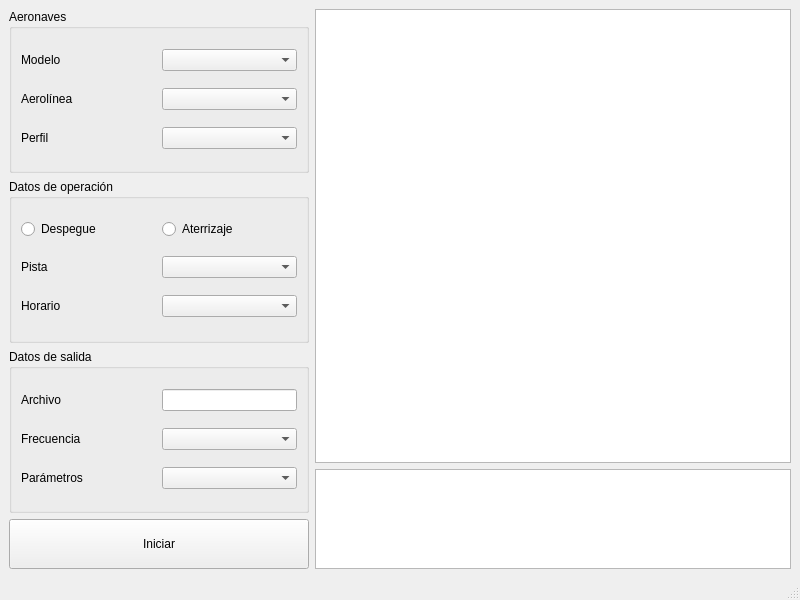
Qt form interfazprincipal.ui (IgnacioOchoa/SimAerop) before a commit.
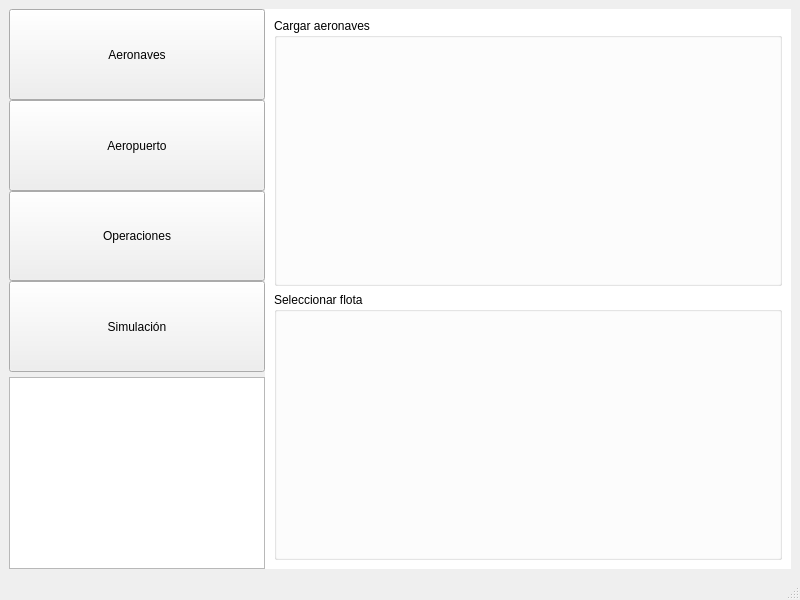
The same form after that commit.

What changed in the file:
```diff
--- a/interfazprincipal.ui
+++ b/interfazprincipal.ui
@@ -15,230 +15,77 @@
   </property>
   <widget class="QWidget" name="centralwidget">
    <layout class="QHBoxLayout" name="horizontalLayout">
+    <property name="spacing">
+     <number>0</number>
+    </property>
     <item>
-     <layout class="QVBoxLayout" name="verticalLayout_2">
+     <layout class="QVBoxLayout" name="verticalLayout_3">
       <item>
-       <widget class="QGroupBox" name="groupBox">
-        <property name="sizePolicy">
-         <sizepolicy hsizetype="Preferred" vsizetype="Preferred">
-          <horstretch>0</horstretch>
-          <verstretch>0</verstretch>
-         </sizepolicy>
+       <layout class="QVBoxLayout" name="verticalLayout">
+        <property name="spacing">
+         <number>0</number>
         </property>
-        <property name="minimumSize">
-         <size>
-          <width>300</width>
-          <height>0</height>
-         </size>
+        <property name="bottomMargin">
+         <number>5</number>
         </property>
-        <property name="maximumSize">
-         <size>
-          <width>500</width>
-          <height>16777215</height>
-         </size>
-        </property>
-        <property name="title">
-         <string>Aeronaves</string>
-        </property>
-        <layout class="QVBoxLayout" name="verticalLayout_3">
-         <item>
-          <layout class="QHBoxLayout" name="horizontalLayout_2">
-           <item>
-            <widget class="QLabel" name="label">
-             <property name="text">
-              <string>Modelo</string>
-             </property>
-            </widget>
-           </item>
-           <item>
-            <widget class="QComboBox" name="comboBox"/>
-           </item>
-          </layout>
-         </item>
-         <item>
-          <layout class="QHBoxLayout" name="horizontalLayout_3">
-           <item>
-            <widget class="QLabel" name="label_2">
-             <property name="text">
-              <string>Aerolínea</string>
-             </property>
-            </widget>
-           </item>
-           <item>
-            <widget class="QComboBox" name="comboBox_2"/>
-           </item>
-          </layout>
-         </item>
-         <item>
-          <layout class="QHBoxLayout" name="horizontalLayout_4">
-           <item>
-            <widget class="QLabel" name="label_3">
-             <property name="text">
-              <string>Perfil</string>
-             </property>
-            </widget>
-           </item>
-           <item>
-            <widget class="QComboBox" name="comboBox_3"/>
-           </item>
-          </layout>
-         </item>
-        </layout>
-       </widget>
+        <item>
+         <widget class="QPushButton" name="pbAeronaves">
+          <property name="sizePolicy">
+           <sizepolicy hsizetype="Minimum" vsizetype="Expanding">
+            <horstretch>0</horstretch>
+            <verstretch>0</verstretch>
+           </sizepolicy>
+          </property>
+          <property name="text">
+           <string>Aeronaves</string>
+          </property>
+         </widget>
+        </item>
+        <item>
+         <widget class="QPushButton" name="pbAeropuerto">
+          <property name="sizePolicy">
+           <sizepolicy hsizetype="Minimum" vsizetype="Expanding">
+            <horstretch>0</horstretch>
+            <verstretch>0</verstretch>
+           </sizepolicy>
+          </property>
+          <property name="text">
+           <string>Aeropuerto</string>
+          </property>
+         </widget>
+        </item>
+        <item>
+         <widget class="QPushButton" name="pbOperaciones">
+          <property name="sizePolicy">
+           <sizepolicy hsizetype="Minimum" vsizetype="Expanding">
+            <horstretch>0</horstretch>
+            <verstretch>0</verstretch>
+           </sizepolicy>
+          </property>
+          <property name="text">
+           <string>Operaciones</string>
+          </property>
+         </widget>
+        </item>
+        <item>
+         <widget class="QPushButton" name="pbSimulacion">
+          <property name="sizePolicy">
+           <sizepolicy hsizetype="Minimum" vsizetype="Expanding">
+            <horstretch>0</horstretch>
+            <verstretch>0</verstretch>
+           </sizepolicy>
+          </property>
+          <property name="text">
+           <string>Simulación</string>
+          </property>
+         </widget>
+        </item>
+       </layout>
       </item>
       <item>
-       <widget class="QGroupBox" name="groupBox_2">
+       <widget class="QPlainTextEdit" name="plainTextEdit">
         <property name="sizePolicy">
          <sizepolicy hsizetype="Preferred" vsizetype="Preferred">
-          <horstretch>0</horstretch>
-          <verstretch>0</verstretch>
-         </sizepolicy>
-        </property>
-        <property name="minimumSize">
-         <size>
-          <width>300</width>
-          <height>0</height>
-         </size>
-        </property>
-        <property name="maximumSize">
-         <size>
-          <width>500</width>
-          <height>16777215</height>
-         </size>
-        </property>
-        <property name="title">
-         <string>Datos de operación</string>
-        </property>
-        <layout class="QVBoxLayout" name="verticalLayout_4">
-         <item>
-          <layout class="QHBoxLayout" name="horizontalLayout_5">
-           <item>
-            <widget class="QRadioButton" name="radioButton">
-             <property name="text">
-              <string>Despegue</string>
-             </property>
-            </widget>
-           </item>
-           <item>
-            <widget class="QRadioButton" name="radioButton_2">
-             <property name="text">
-              <string>Aterrizaje</string>
-             </property>
-            </widget>
-           </item>
-          </layout>
-         </item>
-         <item>
-          <layout class="QHBoxLayout" name="horizontalLayout_6">
-           <item>
-            <widget class="QLabel" name="label_4">
-             <property name="text">
-              <string>Pista</string>
-             </property>
-            </widget>
-           </item>
-           <item>
-            <widget class="QComboBox" name="comboBox_4"/>
-           </item>
-          </layout>
-         </item>
-         <item>
-          <layout class="QHBoxLayout" name="horizontalLayout_7">
-           <item>
-            <widget class="QLabel" name="label_5">
-             <property name="text">
-              <string>Horario</string>
-             </property>
-            </widget>
-           </item>
-           <item>
-            <widget class="QComboBox" name="comboBox_5"/>
-           </item>
-          </layout>
-         </item>
-        </layout>
-       </widget>
-      </item>
-      <item>
-       <widget class="QGroupBox" name="groupBox_3">
-        <property name="sizePolicy">
-         <sizepolicy hsizetype="Preferred" vsizetype="Preferred">
-          <horstretch>0</horstretch>
-          <verstretch>0</verstretch>
-         </sizepolicy>
-        </property>
-        <property name="minimumSize">
-         <size>
-          <width>300</width>
-          <height>0</height>
-         </size>
-        </property>
-        <property name="maximumSize">
-         <size>
-          <width>500</width>
-          <height>16777215</height>
-         </size>
-        </property>
-        <property name="title">
-         <string>Datos de salida</string>
-        </property>
-        <layout class="QVBoxLayout" name="verticalLayout_5">
-         <item>
-          <layout class="QHBoxLayout" name="horizontalLayout_8">
-           <item>
-            <widget class="QLabel" name="label_6">
-             <property name="text">
-              <string>Archivo</string>
-             </property>
-            </widget>
-           </item>
-           <item>
-            <widget class="QLineEdit" name="lineEdit">
-             <property name="sizePolicy">
-              <sizepolicy hsizetype="Preferred" vsizetype="Fixed">
-               <horstretch>0</horstretch>
-               <verstretch>0</verstretch>
-              </sizepolicy>
-             </property>
-            </widget>
-           </item>
-          </layout>
-         </item>
-         <item>
-          <layout class="QHBoxLayout" name="horizontalLayout_9">
-           <item>
-            <widget class="QLabel" name="label_7">
-             <property name="text">
-              <string>Frecuencia</string>
-             </property>
-            </widget>
-           </item>
-           <item>
-            <widget class="QComboBox" name="comboBox_6"/>
-           </item>
-          </layout>
-         </item>
-         <item>
-          <layout class="QHBoxLayout" name="horizontalLayout_10">
-           <item>
-            <widget class="QLabel" name="label_8">
-             <property name="text">
-              <string>Parámetros</string>
-             </property>
-            </widget>
-           </item>
-           <item>
-            <widget class="QComboBox" name="comboBox_7"/>
-           </item>
-          </layout>
-         </item>
-        </layout>
-       </widget>
-      </item>
-      <item>
-       <widget class="QPushButton" name="BT_iniciarSimulacion">
-        <property name="sizePolicy">
-         <sizepolicy hsizetype="Minimum" vsizetype="Preferred">
           <horstretch>0</horstretch>
           <verstretch>0</verstretch>
          </sizepolicy>
@@ -246,38 +93,429 @@
         <property name="maximumSize">
          <size>
           <width>16777215</width>
-          <height>50</height>
+          <height>16777215</height>
          </size>
         </property>
-        <property name="text">
-         <string>Iniciar</string>
-        </property>
        </widget>
       </item>
      </layout>
     </item>
     <item>
-     <layout class="QVBoxLayout" name="verticalLayout">
-      <item>
-       <widget class="QGraphicsView" name="graphicsView"/>
-      </item>
-      <item>
-       <widget class="QTextBrowser" name="textBrowser">
-        <property name="sizePolicy">
-         <sizepolicy hsizetype="Expanding" vsizetype="Preferred">
-          <horstretch>0</horstretch>
-          <verstretch>0</verstretch>
-         </sizepolicy>
-        </property>
-        <property name="maximumSize">
-         <size>
-          <width>16777215</width>
-          <height>100</height>
-         </size>
-        </property>
-       </widget>
-      </item>
-     </layout>
+     <widget class="QStackedWidget" name="stackedWidget">
+      <property name="sizePolicy">
+       <sizepolicy hsizetype="Expanding" vsizetype="Expanding">
+        <horstretch>0</horstretch>
+        <verstretch>0</verstretch>
+       </sizepolicy>
+      </property>
+      <property name="baseSize">
+       <size>
+        <width>0</width>
+        <height>0</height>
+       </size>
+      </property>
+      <property name="palette">
+       <palette>
+        <active>
+         <colorrole role="Base">
+          <brush brushstyle="SolidPattern">
+           <color alpha="255">
+            <red>255</red>
+            <green>255</green>
+            <blue>255</blue>
+           </color>
+          </brush>
+         </colorrole>
+         <colorrole role="Window">
+          <brush brushstyle="SolidPattern">
+           <color alpha="255">
+            <red>255</red>
+            <green>255</green>
+            <blue>255</blue>
+           </color>
+          </brush>
+         </colorrole>
+        </active>
+        <inactive>
+         <colorrole role="Base">
+          <brush brushstyle="SolidPattern">
+           <color alpha="255">
+            <red>255</red>
+            <green>255</green>
+            <blue>255</blue>
+           </color>
+          </brush>
+         </colorrole>
+         <colorrole role="Window">
+          <brush brushstyle="SolidPattern">
+           <color alpha="255">
+            <red>255</red>
+            <green>255</green>
+            <blue>255</blue>
+           </color>
+          </brush>
+         </colorrole>
+        </inactive>
+        <disabled>
+         <colorrole role="Base">
+          <brush brushstyle="SolidPattern">
+           <color alpha="255">
+            <red>255</red>
+            <green>255</green>
+            <blue>255</blue>
+           </color>
+          </brush>
+         </colorrole>
+         <colorrole role="Window">
+          <brush brushstyle="SolidPattern">
+           <color alpha="255">
+            <red>255</red>
+            <green>255</green>
+            <blue>255</blue>
+           </color>
+          </brush>
+         </colorrole>
+        </disabled>
+       </palette>
+      </property>
+      <property name="layoutDirection">
+       <enum>Qt::LeftToRight</enum>
+      </property>
+      <property name="autoFillBackground">
+       <bool>true</bool>
+      </property>
+      <property name="frameShape">
+       <enum>QFrame::NoFrame</enum>
+      </property>
+      <property name="frameShadow">
+       <enum>QFrame::Plain</enum>
+      </property>
+      <property name="lineWidth">
+       <number>0</number>
+      </property>
+      <property name="midLineWidth">
+       <number>0</number>
+      </property>
+      <property name="currentIndex">
+       <number>0</number>
+      </property>
+      <widget class="QWidget" name="paginaAeronaves">
+       <property name="sizePolicy">
+        <sizepolicy hsizetype="Expanding" vsizetype="Expanding">
+         <horstretch>0</horstretch>
+         <verstretch>0</verstretch>
+        </sizepolicy>
+       </property>
+       <property name="palette">
+        <palette>
+         <active>
+          <colorrole role="Base">
+           <brush brushstyle="SolidPattern">
+            <color alpha="255">
+             <red>255</red>
+             <green>255</green>
+             <blue>255</blue>
+            </color>
+           </brush>
+          </colorrole>
+          <colorrole role="Window">
+           <brush brushstyle="SolidPattern">
+            <color alpha="255">
+             <red>255</red>
+             <green>255</green>
+             <blue>255</blue>
+            </color>
+           </brush>
+          </colorrole>
+         </active>
+         <inactive>
+          <colorrole role="Base">
+           <brush brushstyle="SolidPattern">
+            <color alpha="255">
+             <red>255</red>
+             <green>255</green>
+             <blue>255</blue>
+            </color>
+           </brush>
+          </colorrole>
+          <colorrole role="Window">
+           <brush brushstyle="SolidPattern">
+            <color alpha="255">
+             <red>255</red>
+             <green>255</green>
+             <blue>255</blue>
+            </color>
+           </brush>
+          </colorrole>
+         </inactive>
+         <disabled>
+          <colorrole role="Base">
+           <brush brushstyle="SolidPattern">
+            <color alpha="255">
+             <red>255</red>
+             <green>255</green>
+             <blue>255</blue>
+            </color>
+           </brush>
+          </colorrole>
+          <colorrole role="Window">
+           <brush brushstyle="SolidPattern">
+            <color alpha="255">
+             <red>255</red>
+             <green>255</green>
+             <blue>255</blue>
+            </color>
+           </brush>
+          </colorrole>
+         </disabled>
+        </palette>
+       </property>
+       <property name="autoFillBackground">
+        <bool>true</bool>
+       </property>
+       <layout class="QVBoxLayout" name="verticalLayout_2">
+        <item>
+         <widget class="QGroupBox" name="groupBox">
+          <property name="title">
+           <string>Cargar aeronaves</string>
+          </property>
+         </widget>
+        </item>
+        <item>
+         <widget class="QGroupBox" name="groupBox_2">
+          <property name="title">
+           <string>Seleccionar flota</string>
+          </property>
+         </widget>
+        </item>
+       </layout>
+      </widget>
+      <widget class="QWidget" name="paginaAeropuerto">
+       <property name="palette">
+        <palette>
+         <active>
+          <colorrole role="Base">
+           <brush brushstyle="SolidPattern">
+            <color alpha="255">
+             <red>255</red>
+             <green>255</green>
+             <blue>255</blue>
+            </color>
+           </brush>
+          </colorrole>
+          <colorrole role="Window">
+           <brush brushstyle="SolidPattern">
+            <color alpha="255">
+             <red>255</red>
+             <green>255</green>
+             <blue>255</blue>
+            </color>
+           </brush>
+          </colorrole>
+         </active>
+         <inactive>
+          <colorrole role="Base">
+           <brush brushstyle="SolidPattern">
+            <color alpha="255">
+             <red>255</red>
+             <green>255</green>
+             <blue>255</blue>
+            </color>
+           </brush>
+          </colorrole>
+          <colorrole role="Window">
+           <brush brushstyle="SolidPattern">
+            <color alpha="255">
+             <red>255</red>
+             <green>255</green>
+             <blue>255</blue>
+            </color>
+           </brush>
+          </colorrole>
+         </inactive>
+         <disabled>
+          <colorrole role="Base">
+           <brush brushstyle="SolidPattern">
+            <color alpha="255">
+             <red>255</red>
+             <green>255</green>
+             <blue>255</blue>
+            </color>
+           </brush>
+          </colorrole>
+          <colorrole role="Window">
+           <brush brushstyle="SolidPattern">
+            <color alpha="255">
+             <red>255</red>
+             <green>255</green>
+             <blue>255</blue>
+            </color>
+           </brush>
+          </colorrole>
+         </disabled>
+        </palette>
+       </property>
+       <layout class="QHBoxLayout" name="horizontalLayout_3">
+        <item>
+         <widget class="QLabel" name="label_2">
+          <property name="text">
+           <string>AEROPUERTOS</string>
+          </property>
+         </widget>
+        </item>
+       </layout>
+      </widget>
+      <widget class="QWidget" name="paginaOperaciones">
+       <property name="palette">
+        <palette>
+         <active>
+          <colorrole role="Base">
+           <brush brushstyle="SolidPattern">
+            <color alpha="255">
+             <red>255</red>
+             <green>255</green>
+             <blue>255</blue>
+            </color>
+           </brush>
+          </colorrole>
+          <colorrole role="Window">
+           <brush brushstyle="SolidPattern">
+            <color alpha="255">
+             <red>255</red>
+             <green>255</green>
+             <blue>255</blue>
+            </color>
+           </brush>
+          </colorrole>
+         </active>
+         <inactive>
+          <colorrole role="Base">
+           <brush brushstyle="SolidPattern">
+            <color alpha="255">
+             <red>255</red>
+             <green>255</green>
+             <blue>255</blue>
+            </color>
+           </brush>
+          </colorrole>
+          <colorrole role="Window">
+           <brush brushstyle="SolidPattern">
+            <color alpha="255">
+             <red>255</red>
+             <green>255</green>
+             <blue>255</blue>
+            </color>
+           </brush>
+          </colorrole>
+         </inactive>
+         <disabled>
+          <colorrole role="Base">
+           <brush brushstyle="SolidPattern">
+            <color alpha="255">
+             <red>255</red>
+             <green>255</green>
+             <blue>255</blue>
+            </color>
+           </brush>
+          </colorrole>
+          <colorrole role="Window">
+           <brush brushstyle="SolidPattern">
+            <color alpha="255">
+             <red>255</red>
+             <green>255</green>
+             <blue>255</blue>
+            </color>
+           </brush>
+          </colorrole>
+         </disabled>
+        </palette>
+       </property>
+       <layout class="QHBoxLayout" name="horizontalLayout_4">
+        <item>
+         <widget class="QLabel" name="label_4">
+          <property name="text">
+           <string>OPERACIONES</string>
+          </property>
+         </widget>
+        </item>
+       </layout>
+      </widget>
+      <widget class="QWidget" name="paginaSimulacion">
+       <property name="palette">
+        <palette>
+         <active>
+          <colorrole role="Base">
+           <brush brushstyle="SolidPattern">
+            <color alpha="255">
+             <red>255</red>
+             <green>255</green>
+             <blue>255</blue>
+            </color>
+           </brush>
+          </colorrole>
+          <colorrole role="Window">
+           <brush brushstyle="SolidPattern">
+            <color alpha="255">
+             <red>255</red>
+             <green>255</green>
+             <blue>255</blue>
+            </color>
+           </brush>
+          </colorrole>
+         </active>
+         <inactive>
+          <colorrole role="Base">
+           <brush brushstyle="SolidPattern">
+            <color alpha="255">
+             <red>255</red>
+             <green>255</green>
+             <blue>255</blue>
+            </color>
+           </brush>
+          </colorrole>
+          <colorrole role="Window">
+           <brush brushstyle="SolidPattern">
+            <color alpha="255">
+             <red>255</red>
+             <green>255</green>
+             <blue>255</blue>
+            </color>
+           </brush>
+          </colorrole>
+         </inactive>
+         <disabled>
+          <colorrole role="Base">
+           <brush brushstyle="SolidPattern">
+            <color alpha="255">
+             <red>255</red>
+             <green>255</green>
+             <blue>255</blue>
+            </color>
+           </brush>
+          </colorrole>
+          <colorrole role="Window">
+           <brush brushstyle="SolidPattern">
+            <color alpha="255">
+             <red>255</red>
+             <green>255</green>
+             <blue>255</blue>
+            </color>
+           </brush>
+          </colorrole>
+         </disabled>
+        </palette>
+       </property>
+       <layout class="QHBoxLayout" name="horizontalLayout_5">
+        <item>
+         <widget class="QLabel" name="label_3">
+          <property name="text">
+           <string>SIMULACION</string>
+          </property>
+         </widget>
+        </item>
+       </layout>
+      </widget>
+     </widget>
     </item>
    </layout>
   </widget>
```
Left out of the diff: 6 changed lines with no effect on the pictures.
